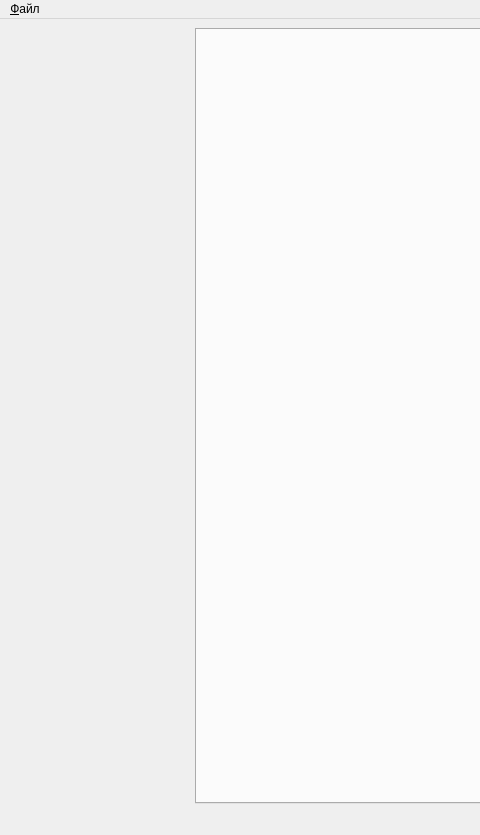
Above: mainwindow.ui from igrekus/psm_digital_measure before the change; both pictures show x 0 to 480 and y 0 to 835 of the 1132 by 835 pixel window. Below: the same form after it.
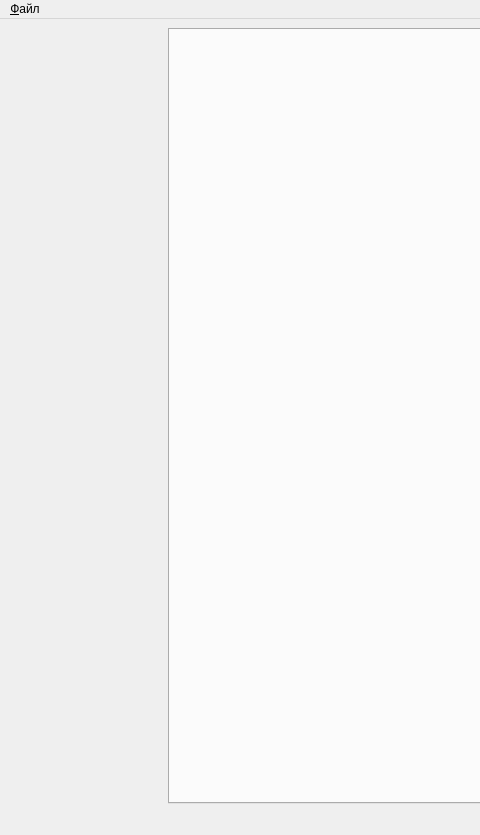
That is the form after the change.

Commit message: MISC: widen plot area

The edit to the form file:
```diff
--- a/mainwindow.ui
+++ b/mainwindow.ui
@@ -14,7 +14,7 @@
    <string>Измерение параметров ШПУ</string>
   </property>
   <widget class="QWidget" name="centralwidget">
-   <layout class="QHBoxLayout" name="horizontalLayout" stretch="2,10">
+   <layout class="QHBoxLayout" name="horizontalLayout" stretch="2,12">
     <item>
      <layout class="QVBoxLayout" name="layInstrs">
       <property name="spacing">
```
